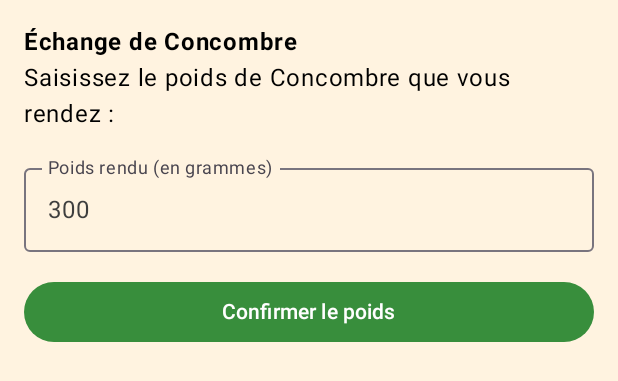
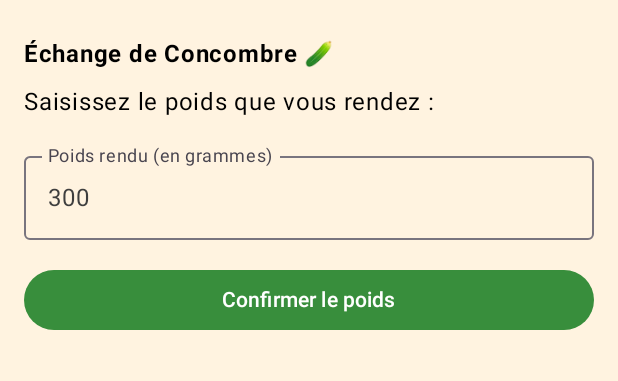
Before and after one commit to davf392/panier-local, an Android app built with Jetpack Compose: the @Preview function ExchangeSimulatorScreenPreview, on a phone screen of 412 x 824 dp. Shown: the top 381 px of the screen. Run offline under Robolectric (Android 15) with nearby library versions, the phone set to English and light mode, and no system bars.

Commit message:
refactor product and exchange item

```diff
--- a/composeApp/src/androidMain/kotlin/com/davf392/panierlocal/data/Basket.android.kt
+++ /dev/null
@@ -1 +0,0 @@
-package com.davf392.panierlocal.data
--- /dev/null
+++ b/composeApp/src/commonMain/kotlin/com/davf392/panierlocal/data/CommonProduct.kt
@@ -0,0 +1,6 @@
+package com.davf392.panierlocal.data
+
+interface CommonProduct {
+    val name: String
+    val emoji: String
+}
--- a/composeApp/src/commonMain/kotlin/com/davf392/panierlocal/data/ExchangeItem.kt
+++ b/composeApp/src/commonMain/kotlin/com/davf392/panierlocal/data/ExchangeItem.kt
@@ -1,8 +1,7 @@
 package com.davf392.panierlocal.data
 
 data class ExchangeItem(
-    val id: String,
-    val name: String,
-    val pricePerKg: Double,
-    val emoji: String
-)
+    override val name: String = "",
+    override val emoji: String = "",
+    val pricePerKg: Double = 0.0
+) : CommonProduct
--- a/composeApp/src/commonMain/kotlin/com/davf392/panierlocal/ui/components/WeeklyBasketSection.kt
+++ b/composeApp/src/commonMain/kotlin/com/davf392/panierlocal/ui/components/WeeklyBasketSection.kt
@@ -12,6 +12,7 @@ import androidx.compose.foundation.layout.size
 import androidx.compose.foundation.layout.width
 import androidx.compose.foundation.shape.RoundedCornerShape
 import androidx.compose.material3.Icon
+import androidx.compose.material3.MaterialTheme
 import androidx.compose.material3.Text
 import androidx.compose.runtime.Composable
 import androidx.compose.ui.Alignment
@@ -84,6 +85,9 @@ fun WeeklyBasketSectionPreview() {
                 formula = "Tandem",
                 totalPrice = 64.0,
                 productsList = emptyList()
+            ),
+            modifier = Modifier.background(
+                color = MaterialTheme.colorScheme.background
             )
         )
     }
--- a/composeApp/src/commonMain/kotlin/com/davf392/panierlocal/ui/components/WeightInputSection.kt
+++ b/composeApp/src/commonMain/kotlin/com/davf392/panierlocal/ui/components/WeightInputSection.kt
@@ -1,5 +1,6 @@
 package com.davf392.panierlocal.ui.components
 
+import androidx.compose.foundation.background
 import androidx.compose.foundation.layout.Column
 import androidx.compose.foundation.layout.Spacer
 import androidx.compose.foundation.layout.fillMaxWidth
@@ -25,19 +26,19 @@ import org.jetbrains.compose.ui.tooling.preview.Preview
 
 @Composable
 fun WeightInputSection(
-    itemToExchange: ExchangeItem,
-    defaultWeightGrams: Int,
-    onWeightConfirmed: (Int) -> Unit
+    itemToExchange: ExchangeItem = ExchangeItem(),
+    defaultWeightGrams: Int = 0,
+    onWeightConfirmed: (Int) -> Unit = {},
+    modifier: Modifier = Modifier
 ) {
     var weightText by remember { mutableStateOf(defaultWeightGrams.toString()) }
     var isError by remember { mutableStateOf(false) }
 
     Column(
-        modifier = Modifier.fillMaxWidth(),
-        horizontalAlignment = Alignment.CenterHorizontally
+        modifier = modifier.fillMaxWidth()
     ) {
         Text(
-            text = "Saisissez le poids de ${itemToExchange.name} que vous rendez :",
+            text = "Saisissez le poids que vous rendez :",
             fontSize = 16.sp
         )
         Spacer(modifier = Modifier.height(16.dp))
@@ -76,6 +77,10 @@ fun WeightInputSection(
 @Composable
 fun WeightInputSection() {
     PanierLocalTheme {
-        WeightInputSection()
+        WeightInputSection(
+            modifier = Modifier.background(
+                color = MaterialTheme.colorScheme.background
+            )
+        )
     }
 }
--- a/composeApp/src/commonMain/kotlin/com/davf392/panierlocal/ui/screens/ExchangeSimulatorScreen.kt
+++ b/composeApp/src/commonMain/kotlin/com/davf392/panierlocal/ui/screens/ExchangeSimulatorScreen.kt
@@ -40,8 +40,9 @@ fun ExchangeSimulatorScreen(
             .padding(16.dp)
     ) {
         Text(
-            text = "Échange de ${itemToExchange.name}",
-            fontWeight = FontWeight.Bold
+            text = "Échange de ${itemToExchange.name} ${itemToExchange.emoji}",
+            fontWeight = FontWeight.Bold,
+            modifier = Modifier.padding(vertical = 8.dp)
         )
         when (val state = currentState) {
             is ExchangeSimulationState.InputWeight -> {
@@ -92,16 +93,21 @@ fun ExchangeSimulatorScreenPreview() {
     PanierLocalTheme {
         ExchangeSimulatorScreen(
             itemToExchange = ExchangeItem(
-                id = "1",
                 name = "Concombre",
-                pricePerKg = 3.45,
-                emoji = "🥒"
+                emoji = "🥒",
+                pricePerKg = 3.45
             ),
             itemDefaultWeightGrams = 300,
             availableProducts = listOf(
-                ExchangeItem(id = "1", name = "Patate", pricePerKg = 1.08, emoji = "🥔")
+                ExchangeItem(
+                    name = "Patate",
+                    emoji = "🥔",
+                    pricePerKg = 1.08
+                )
             ),
-            modifier = Modifier.background(MaterialTheme.colorScheme.background)
+            modifier = Modifier.background(
+                color = MaterialTheme.colorScheme.background
+            )
         )
     }
 }
--- a/settings.gradle.kts
+++ b/settings.gradle.kts
@@ -1,4 +1,4 @@
-rootProject.name = "Panierlocal"
+rootProject.name = "PanierLocal"
 enableFeaturePreview("TYPESAFE_PROJECT_ACCESSORS")
 
 pluginManagement {
```
Also changed, not shown: composeApp/src/commonMain/kotlin/com/davf392/panierlocal/App.kt (+8 -1 lines), composeApp/src/commonMain/kotlin/com/davf392/panierlocal/data/ProductItem.kt (+4 -4 lines), composeApp/src/commonMain/kotlin/com/davf392/panierlocal/ui/components/BasketContentSection.kt (+27 -2 lines), composeApp/src/commonMain/kotlin/com/davf392/panierlocal/ui/components/BasketSection.kt (+5 -29 lines), composeApp/src/commonMain/kotlin/com/davf392/panierlocal/ui/components/ProductExchangeItem.kt (+25 -43 lines), composeApp/src/commonMain/kotlin/com/davf392/panierlocal/ui/components/ProductItemCard.kt (added, +115 -0 lines), composeApp/src/commonMain/kotlin/com/davf392/panierlocal/ui/components/ProductSelectionSection.kt (+16 -4 lines), composeApp/src/commonMain/kotlin/com/davf392/panierlocal/ui/components/ResultDisplaySection.kt (+22 -12 lines), composeApp/src/commonMain/kotlin/com/davf392/panierlocal/ui/screens/BasketScreen.kt (+0 -16 lines).
